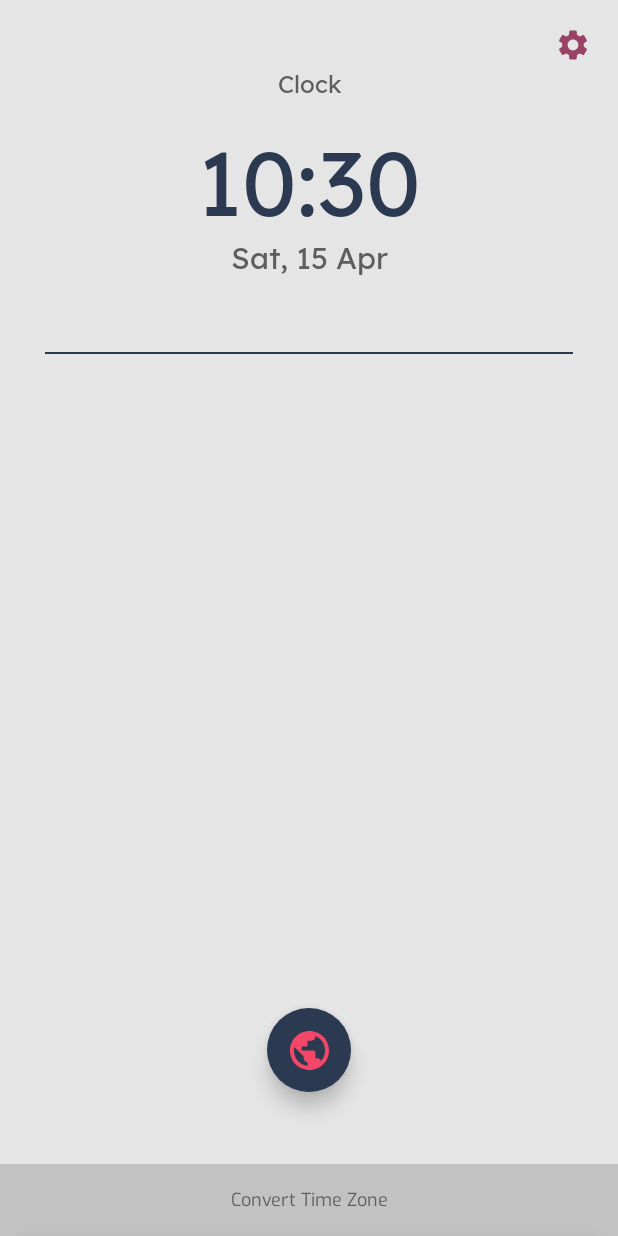
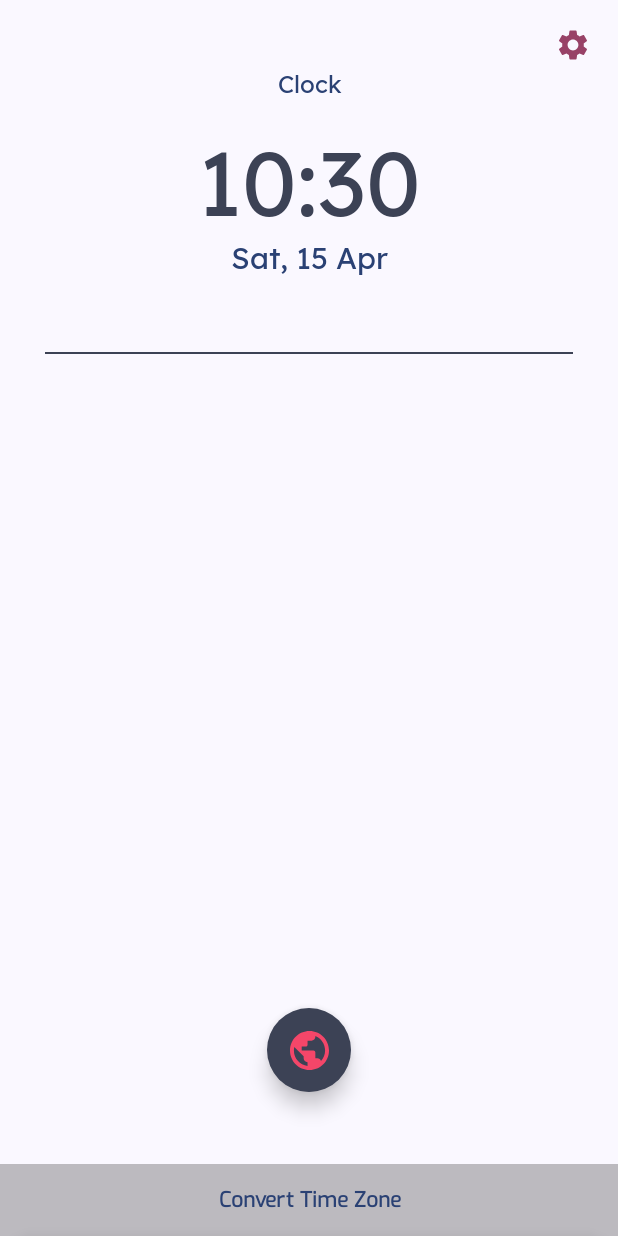
Before and after one commit to Czeach/Chronos, an Android app built with Jetpack Compose: the screen it shows after launch (MainActivity), on a phone screen of 412 x 824 dp. Run offline under Robolectric (Android 15) with nearby library versions, the phone set to English and light mode, and no system bars; our stand-ins replace Dagger/Hilt's generated code, Room's generated code, constraintlayout-compose; libraries missing offline, so code that uses them is left out: com.google.android.libraries; 3 statements that could not run were skipped.

```diff
--- a/app/build.gradle
+++ b/app/build.gradle
@@ -126,4 +126,7 @@ dependencies {
     kapt("androidx.room:room-compiler:2.4.3")
     annotationProcessor("androidx.room:room-compiler:2.4.3")
 
+    // Glance
+    implementation "androidx.glance:glance-appwidget:1.0.0-alpha05"
+
 }
--- a/app/src/main/java/com/czech/chronos/ui/components/ConvertBottomSheetContent.kt
+++ b/app/src/main/java/com/czech/chronos/ui/components/ConvertBottomSheetContent.kt
@@ -163,12 +163,12 @@ fun ConvertBottomSheetContent(
 		modifier = modifier
 			.wrapContentHeight()
 			.fillMaxWidth()
-			.background(MaterialTheme.colorScheme.inverseSurface)
+			.background(MaterialTheme.colorScheme.background.copy(alpha = 0.95F))
 			.padding(bottom = 80.dp)
 	) {
 		Text(
 			text = "Convert Timezone",
-			color = MaterialTheme.colorScheme.primary,
+			color = MaterialTheme.colorScheme.inversePrimary,
 			fontSize = 18.sp,
 			fontFamily = Fonts.lexendDeca,
 			fontWeight = FontWeight.W400,
@@ -177,7 +177,7 @@ fun ConvertBottomSheetContent(
 		)
 		Text(
 			text = "Enter time, date and location to begin.",
-			color = MaterialTheme.colorScheme.primary,
+			color = MaterialTheme.colorScheme.inversePrimary,
 			fontSize = 14.sp,
 			fontFamily = Fonts.exo,
 			fontWeight = FontWeight.W400,
@@ -186,7 +186,7 @@ fun ConvertBottomSheetContent(
 		)
 		Text(
 			text = "Enter Home Location",
-			color = MaterialTheme.colorScheme.primary,
+			color = MaterialTheme.colorScheme.inversePrimary,
 			fontSize = 14.sp,
 			fontFamily = Fonts.exo,
 			fontWeight = FontWeight.W400,
@@ -225,7 +225,7 @@ fun ConvertBottomSheetContent(
 			),
 			shape = RoundedCornerShape(6.dp),
 			colors = TextFieldDefaults.textFieldColors(
-				containerColor = MaterialTheme.colorScheme.inverseSurface.copy(blue = 0.90F),
+				containerColor = MaterialTheme.colorScheme.primary.copy(alpha = 0.15F),
 				focusedIndicatorColor = Color.Transparent,
 				unfocusedIndicatorColor = Color.Transparent,
 			),
@@ -234,7 +234,7 @@ fun ConvertBottomSheetContent(
 		)
 		Text(
 			text = "Enter time and date",
-			color = MaterialTheme.colorScheme.primary,
+			color = MaterialTheme.colorScheme.inversePrimary,
 			fontSize = 14.sp,
 			fontFamily = Fonts.exo,
 			fontWeight = FontWeight.W400,
@@ -268,7 +268,7 @@ fun ConvertBottomSheetContent(
 				),
 				shape = RoundedCornerShape(6.dp),
 				colors = TextFieldDefaults.textFieldColors(
-					containerColor = MaterialTheme.colorScheme.inverseSurface.copy(blue = 0.90F),
+					containerColor = MaterialTheme.colorScheme.primary.copy(alpha = 0.15F),
 					focusedIndicatorColor = Color.Transparent,
 					unfocusedIndicatorColor = Color.Transparent,
 					disabledIndicatorColor = Color.Transparent,
@@ -308,7 +308,7 @@ fun ConvertBottomSheetContent(
 				),
 				shape = RoundedCornerShape(6.dp),
 				colors = TextFieldDefaults.textFieldColors(
-					containerColor = MaterialTheme.colorScheme.inverseSurface.copy(blue = 0.90F),
+					containerColor = MaterialTheme.colorScheme.primary.copy(alpha = 0.15F),
 					focusedIndicatorColor = Color.Transparent,
 					unfocusedIndicatorColor = Color.Transparent,
 					disabledIndicatorColor = Color.Transparent,
@@ -325,7 +325,7 @@ fun ConvertBottomSheetContent(
 
 		Text(
 			text = "Enter Target Location",
-			color = MaterialTheme.colorScheme.primary,
+			color = MaterialTheme.colorScheme.inversePrimary,
 			fontSize = 14.sp,
 			fontFamily = Fonts.exo,
 			fontWeight = FontWeight.W400,
@@ -363,7 +363,7 @@ fun ConvertBottomSheetContent(
 			),
 			shape = RoundedCornerShape(6.dp),
 			colors = TextFieldDefaults.textFieldColors(
-				containerColor = MaterialTheme.colorScheme.inverseSurface.copy(blue = 0.9F),
+				containerColor = MaterialTheme.colorScheme.primary.copy(alpha = 0.15F),
 				focusedIndicatorColor = Color.Transparent,
 				unfocusedIndicatorColor = Color.Transparent,
 			),
@@ -375,7 +375,7 @@ fun ConvertBottomSheetContent(
 				.layoutId("convert_button"),
 			onClick = { onConvertClicked() },
 			colors = ButtonDefaults.buttonColors(
-				containerColor = MaterialTheme.colorScheme.primaryContainer.copy(alpha = 0.65F)
+				containerColor = MaterialTheme.colorScheme.primary.copy(alpha = 0.55F)
 			),
 			shape = RoundedCornerShape(10.dp)
 		) {
--- a/app/src/main/java/com/czech/chronos/ui/components/HomeFeatures.kt
+++ b/app/src/main/java/com/czech/chronos/ui/components/HomeFeatures.kt
@@ -189,7 +189,7 @@ fun HomeFeatures(
             contentAlignment = Alignment.Center,
             modifier = modifier
                 .layoutId("convert_time_bar")
-                .background(MaterialTheme.colorScheme.inverseSurface)
+                .background(MaterialTheme.colorScheme.scrim.copy(alpha = 0.25F))
                 .clickable(true) {
                     openBottomSheet()
                 }
@@ -197,10 +197,10 @@ fun HomeFeatures(
             Text(
                 text = "Convert Time Zone",
                 color = MaterialTheme.colorScheme.primary,
-                fontSize = 12.sp,
+                fontSize = 14.sp,
                 textAlign = TextAlign.Center,
                 fontFamily = Fonts.exo,
-                fontWeight = FontWeight.W400,
+                fontWeight = FontWeight.W600,
             )
         }
     }
--- a/app/src/main/java/com/czech/chronos/ui/theme/Theme.kt
+++ b/app/src/main/java/com/czech/chronos/ui/theme/Theme.kt
@@ -9,13 +9,12 @@ import androidx.compose.runtime.SideEffect
 import androidx.compose.ui.graphics.toArgb
 import androidx.compose.ui.platform.LocalContext
 import androidx.compose.ui.platform.LocalView
-import androidx.core.view.ViewCompat
 
 private val DarkColorScheme = darkColorScheme(
     background = Navy500,
     primary = White500,
     secondary = Red200,
-    inversePrimary = White200,
+    inversePrimary = White900,
     tertiary = Grey200,
     surface = Navy700,
     inverseSurface = Purple200,
@@ -65,7 +64,7 @@ private val LightColorScheme = lightColorScheme(
 fun ChronosTheme(
     darkTheme: Boolean = isSystemInDarkTheme(),
     // Dynamic color is available on Android 12+
-    dynamicColor: Boolean = false,
+    dynamicColor: Boolean = true,
     content: @Composable() () -> Unit
 ) {
 
```
Also changed, not shown: app/src/main/AndroidManifest.xml (+16 -0 lines), app/src/main/java/com/czech/chronos/MainActivity.kt (+8 -1 lines), app/src/main/java/com/czech/chronos/glance/GlanceUtils.kt (added, +45 -0 lines), app/src/main/java/com/czech/chronos/glance/SavedPlacesGlanceWidget.kt (added, +161 -0 lines), app/src/main/java/com/czech/chronos/glance/SavedPlacesGlanceWidgetReceiver.kt (added, +13 -0 lines), app/src/main/java/com/czech/chronos/repositories/convert/ConvertTimeRepositoryImpl.kt (+10 -2 lines), app/src/main/java/com/czech/chronos/repositories/current/CurrentTimeRepositoryImpl.kt (+12 -4 lines), app/src/main/java/com/czech/chronos/ui/components/SavedLocationsList.kt (+9 -9 lines), app/src/main/java/com/czech/chronos/ui/theme/GlanceTheme.kt (added, +101 -0 lines), app/src/main/res/values/colors.xml (+70 -0 lines), app/src/main/res/xml/saved_places_widget_glance.xml (added, +10 -0 lines).
